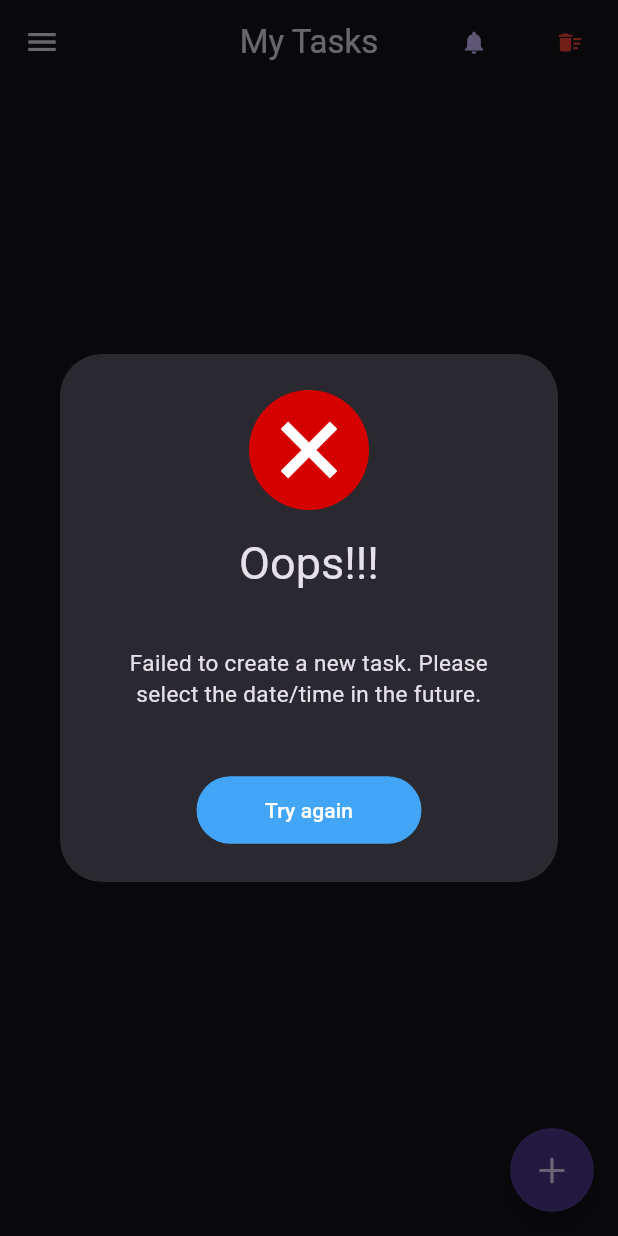
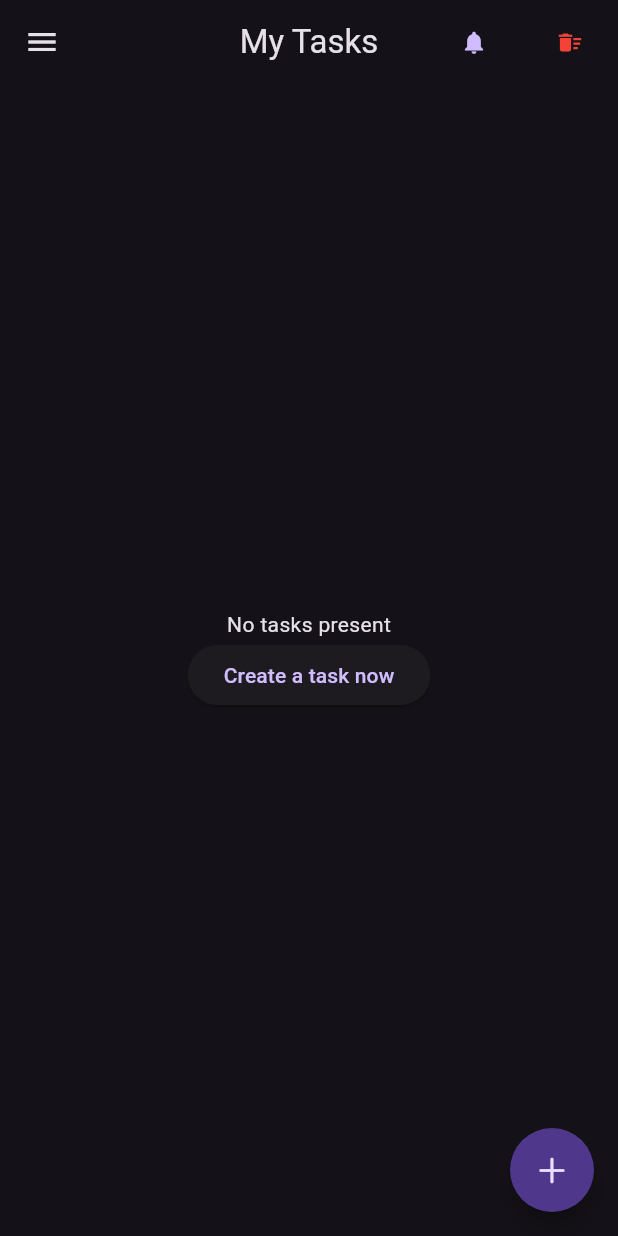
Before and after one commit to tapoban123/to-do-app, a Flutter app: the screen it shows after launch, after a tap on the "notifications" icon, on a phone screen of 412 x 824 dp. Run offline on Flutter 3.47's test engine with Material 3 defaults, Android fonts, the phone set to English and light mode, and no system bars; our stand-ins replace bloc, flutter_local_notifications, flutter_timezone, hive_flutter, permission_handler, shared_preferences and 1 more; accounts and stored records are empty.

Commit message:
Made small changes
Formatted some files and changed the notification icon

```diff
--- a/lib/core/local_notifications/local_notifications_service.dart
+++ b/lib/core/local_notifications/local_notifications_service.dart
@@ -13,7 +13,7 @@ class LocalNotificationsService {
   Future<void> initialiseLocalNotifications() async {
 // initialise the plugin. app_icon needs to be a added as a drawable resource to the Android head project
     const AndroidInitializationSettings initializationSettingsAndroid =
-        AndroidInitializationSettings("sticky_note");
+        AndroidInitializationSettings("pending_task_icon_white");
 
     const InitializationSettings initializationSettings =
         InitializationSettings(
@@ -54,7 +54,7 @@ class LocalNotificationsService {
       visibility: NotificationVisibility.public,
       indeterminate: true,
       sound: RawResourceAndroidNotificationSound('test_notification_sound'),
-      icon: "sticky_note",
+      icon: "pending_task_icon_white",
       largeIcon: DrawableResourceAndroidBitmap("sticky_note"),
     );
   }
--- a/lib/core/theme/theme_provider.dart
+++ b/lib/core/theme/theme_provider.dart
@@ -1,10 +1,7 @@
 import 'package:flutter/cupertino.dart';
 
 class ThemeProvider extends ChangeNotifier {
-
-  void getTheme(){
-
-  }
+  void getTheme() {}
 
   void changeTheme() {}
 }
--- a/lib/page_specific_widgets/home_page_appbar.dart
+++ b/lib/page_specific_widgets/home_page_appbar.dart
@@ -1,13 +1,14 @@
 import 'package:flutter/material.dart';
 import 'package:provider/provider.dart';
 import 'package:simple_todo_app/core/common/show_error_popUps.dart';
+import 'package:simple_todo_app/core/local_notifications/local_notifications_service.dart';
 import 'package:simple_todo_app/hive_database/pending_tasks_db_services.dart';
 
-class HomePageAppbar extends StatelessWidget implements PreferredSizeWidget{
-   HomePageAppbar({super.key}): preferredSize = Size.fromHeight(kToolbarHeight);
+class HomePageAppbar extends StatelessWidget implements PreferredSizeWidget {
+  HomePageAppbar({super.key}) : preferredSize = Size.fromHeight(kToolbarHeight);
 
-   @override
-   final Size preferredSize;
+  @override
+  final Size preferredSize;
 
   @override
   Widget build(BuildContext context) {
@@ -17,13 +18,15 @@ class HomePageAppbar extends StatelessWidget implements PreferredSizeWidget{
       actions: [
         TextButton(
           onPressed: () {
-            showErrorDialog(
-              context,
-              icon: Icons.close,
-              titleText: "Oops!!!",
-              contentText:
-                  "Failed to create a new task. Please select the date/time in the future.",
-            );
+            LocalNotificationsService()
+                .showInstantNotificationAndroid("Testing ", "Hello World");
+            // showErrorDialog(
+            //   context,
+            //   icon: Icons.close,
+            //   titleText: "Oops!!!",
+            //   contentText:
+            //       "Failed to create a new task. Please select the date/time in the future.",
+            // );
           },
           child: Icon(Icons.notifications),
         ),
```
Also changed, not shown: lib/core/bloc/home_page_drawer_event.dart (line endings or trailing spaces), lib/core/constants.dart (line endings or trailing spaces), lib/core/model/task_model.dart (line endings or trailing spaces), lib/hive_database/pending_tasks_db_services.dart (line endings or trailing spaces), lib/page_specific_widgets/completed_tasks_page_appbar.dart (line endings or trailing spaces), lib/pages/completed_tasks_page.dart (line endings or trailing spaces), 5 other files.
